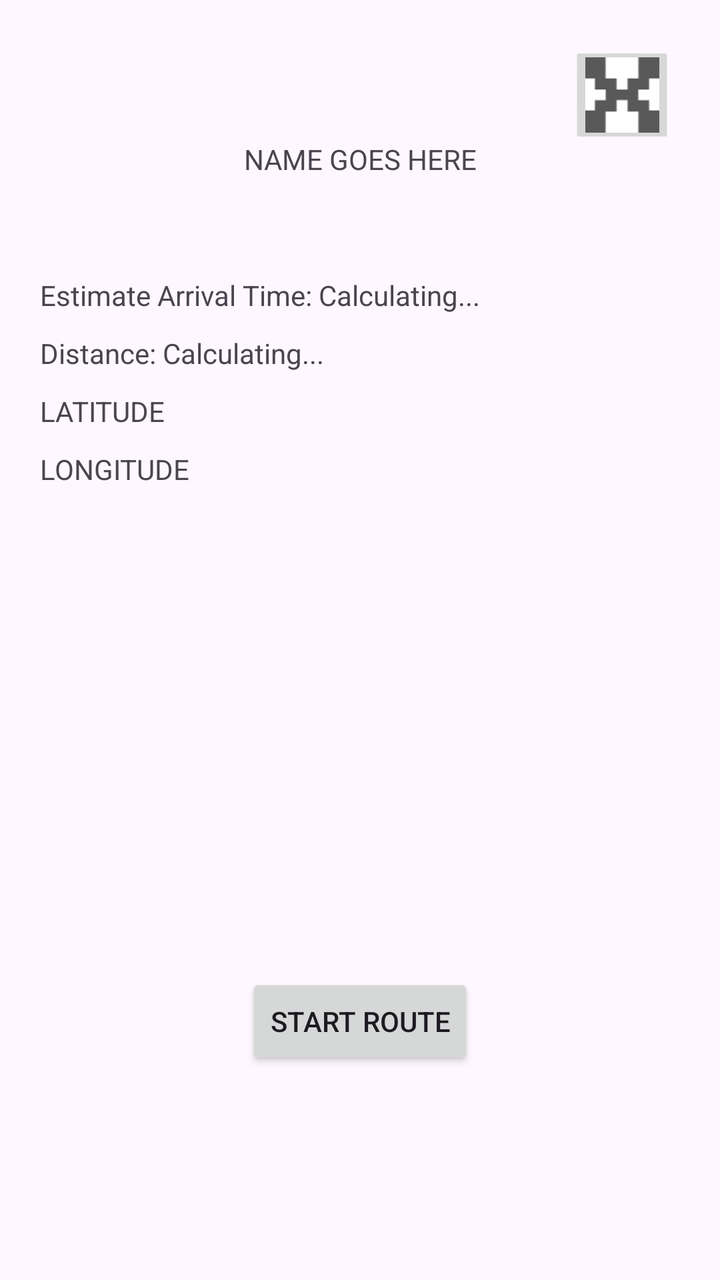
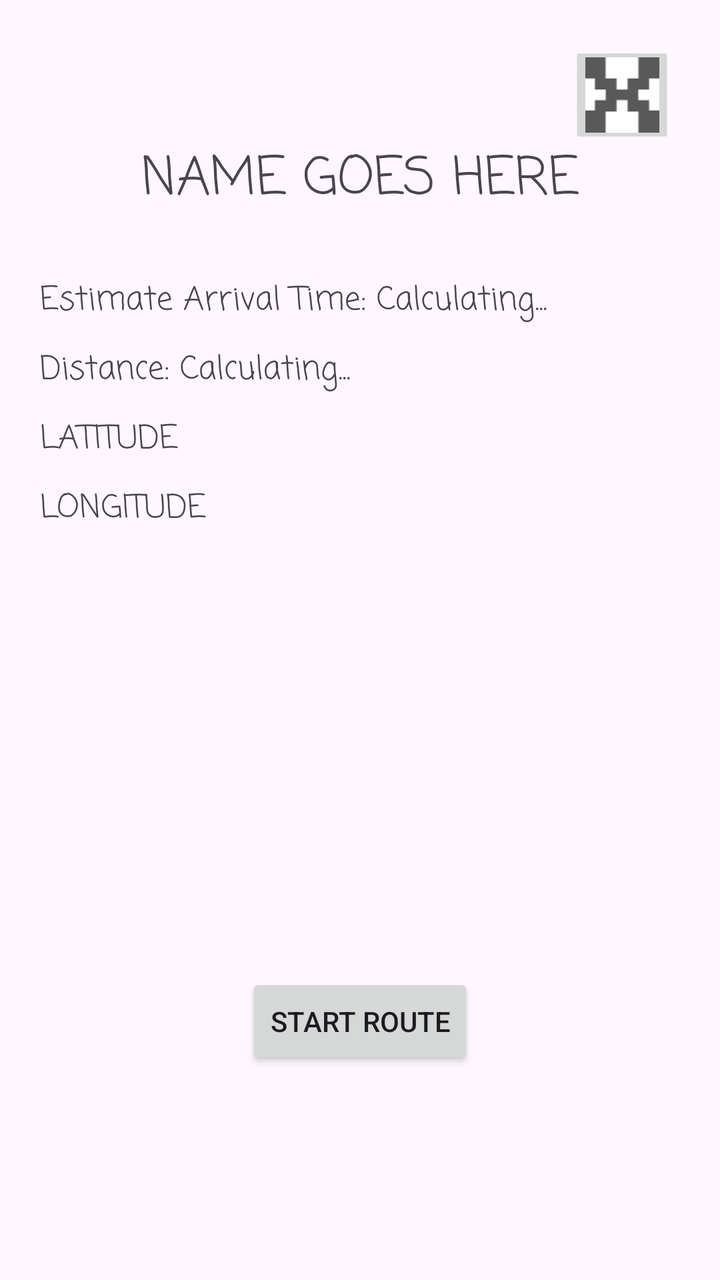

The first picture is an Android layout as it rendered before a commit; the second is the same layout after the commit. The layout source and the unified diff follow.
<!-- AndroidManifest.xml: application theme Theme.MyApplication -->
<!-- res/layout/location_info_and_options.xml -->
<?xml version="1.0" encoding="utf-8"?>
<androidx.constraintlayout.widget.ConstraintLayout xmlns:android="http://schemas.android.com/apk/res/android"
    xmlns:app="http://schemas.android.com/apk/res-auto"
    xmlns:tools="http://schemas.android.com/tools"
    android:layout_width="match_parent"
    android:layout_height="match_parent">

    <TextView
        android:id="@+id/locationName"
        android:layout_width="299dp"
        android:layout_height="48dp"
        android:layout_marginStart="169dp"
        android:layout_marginTop="70dp"
        android:layout_marginEnd="169dp"
        android:text="@string/name_goes_here"
        android:textAlignment="center"
        app:layout_constraintEnd_toEndOf="parent"
        app:layout_constraintStart_toStartOf="parent"
        app:layout_constraintTop_toTopOf="parent" />

    <ImageButton
        android:id="@+id/backButton"
        android:layout_width="wrap_content"
        android:layout_height="wrap_content"
        android:contentDescription='@string/none'
        android:scaleX="0.5"
        android:scaleY="0.5"
        app:layout_constraintEnd_toEndOf="parent"
        app:layout_constraintTop_toTopOf="parent"
        app:srcCompat="@drawable/x_icon" />

    <TextView
        android:id="@+id/ETA_text"
        android:layout_width="wrap_content"
        android:layout_height="wrap_content"
        android:layout_marginStart="20dp"
        android:layout_marginTop="20dp"
        android:text="@string/estimate_arrival_time_calculating"
        app:layout_constraintStart_toStartOf="parent"
        app:layout_constraintTop_toBottomOf="@+id/locationName" />

    <TextView
        android:id="@+id/distance_text"
        android:layout_width="wrap_content"
        android:layout_height="wrap_content"
        android:layout_marginStart="20dp"
        android:layout_marginTop="10dp"
        android:text="@string/distance_calculating"
        app:layout_constraintStart_toStartOf="parent"
        app:layout_constraintTop_toBottomOf="@+id/ETA_text" />

    <TextView
        android:id="@+id/latitude_text"
        android:layout_width="wrap_content"
        android:layout_height="wrap_content"
        android:layout_marginStart="20dp"
        android:layout_marginTop="10dp"
        android:text="@string/latitude"
        app:layout_constraintStart_toStartOf="parent"
        app:layout_constraintTop_toBottomOf="@+id/distance_text" />

    <TextView
        android:id="@+id/longitude_text"
        android:layout_width="wrap_content"
        android:layout_height="wrap_content"
        android:layout_marginStart="20dp"
        android:layout_marginTop="10dp"
        android:text="@string/longitude"
        app:layout_constraintStart_toStartOf="parent"
        app:layout_constraintTop_toBottomOf="@+id/latitude_text" />

    <Button
        android:id="@+id/startRouteButton"
        android:layout_width="wrap_content"
        android:layout_height="wrap_content"
        android:text="@string/start_route"
        app:layout_constraintBottom_toBottomOf="parent"
        app:layout_constraintEnd_toEndOf="parent"
        app:layout_constraintStart_toStartOf="parent"
        app:layout_constraintTop_toTopOf="parent"
        app:layout_constraintVertical_bias="0.822" />

</androidx.constraintlayout.widget.ConstraintLayout>
<!-- resources referenced by this layout -->
<resources>
  <!-- drawable x_icon: png bitmap (drawable, 479 bytes) -->
  <string name="distance_calculating">Distance: Calculating...</string>
  <string name="estimate_arrival_time_calculating">Estimate Arrival Time: Calculating...</string>
  <string name="latitude">LATITUDE</string>
  <string name="longitude">LONGITUDE</string>
  <string name="name_goes_here">NAME GOES HERE</string>
  <string name="none">none</string>
  <string name="start_route">Start Route</string>
  <style name="Theme.MyApplication" parent="Base.Theme.MyApplication" />
  <style name="Base.Theme.MyApplication" parent="Theme.Material3.DayNight.NoActionBar">
          
          
      </style>
</resources>

<!-- the commit's change to res/layout/location_info_and_options.xml (unified diff, before → after) -->
@@ -12,8 +12,10 @@
         android:layout_marginStart="169dp"
         android:layout_marginTop="70dp"
         android:layout_marginEnd="169dp"
+        android:fontFamily="casual"
         android:text="@string/name_goes_here"
         android:textAlignment="center"
+        android:textSize="26sp"
         app:layout_constraintEnd_toEndOf="parent"
         app:layout_constraintStart_toStartOf="parent"
         app:layout_constraintTop_toTopOf="parent" />
@@ -35,7 +37,9 @@
         android:layout_height="wrap_content"
         android:layout_marginStart="20dp"
         android:layout_marginTop="20dp"
+        android:fontFamily="casual"
         android:text="@string/estimate_arrival_time_calculating"
+        android:textSize="16sp"
         app:layout_constraintStart_toStartOf="parent"
         app:layout_constraintTop_toBottomOf="@+id/locationName" />
 
@@ -45,7 +49,9 @@
         android:layout_height="wrap_content"
         android:layout_marginStart="20dp"
         android:layout_marginTop="10dp"
+        android:fontFamily="casual"
         android:text="@string/distance_calculating"
+        android:textSize="16sp"
         app:layout_constraintStart_toStartOf="parent"
         app:layout_constraintTop_toBottomOf="@+id/ETA_text" />
 
@@ -55,7 +61,9 @@
         android:layout_height="wrap_content"
         android:layout_marginStart="20dp"
         android:layout_marginTop="10dp"
+        android:fontFamily="casual"
         android:text="@string/latitude"
+        android:textSize="16sp"
         app:layout_constraintStart_toStartOf="parent"
         app:layout_constraintTop_toBottomOf="@+id/distance_text" />
 
@@ -65,7 +73,9 @@
         android:layout_height="wrap_content"
         android:layout_marginStart="20dp"
         android:layout_marginTop="10dp"
+        android:fontFamily="casual"
         android:text="@string/longitude"
+        android:textSize="16sp"
         app:layout_constraintStart_toStartOf="parent"
         app:layout_constraintTop_toBottomOf="@+id/latitude_text" />
 
